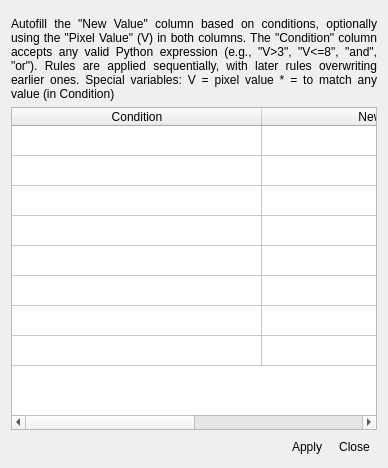
First picture: the form in ThRasE/ui/autofill_dialog.ui, repository SMByC/ThRasE, before the edit.
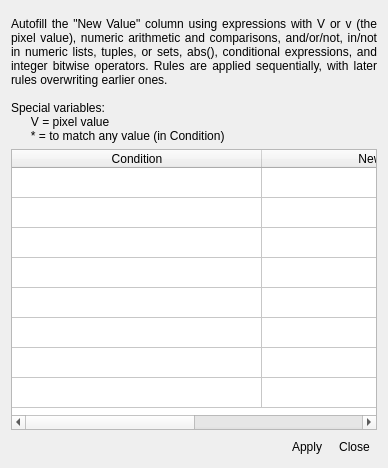
Second picture: the form after the edit. Icons and pictures are not drawn. Custom widgets are drawn as their Qt base class.

Commit message: Improving the autofill dialog validating the expression with safe operators and conditions, with better error reporting to the user

```diff
--- a/ThRasE/ui/autofill_dialog.ui
+++ b/ThRasE/ui/autofill_dialog.ui
@@ -39,7 +39,7 @@
    <item>
     <widget class="QLabel" name="label">
      <property name="text">
-      <string>Autofill the &quot;New Value&quot; column based on conditions, optionally using the &quot;Pixel Value&quot; (V) in both columns. The &quot;Condition&quot; column accepts any valid Python expression (e.g., "V&gt;3", "V&lt;=8", "and", "or"). Rules are applied sequentially, with later rules overwriting earlier ones.
+      <string>Autofill the &quot;New Value&quot; column using expressions with V or v (the pixel value), numeric arithmetic and comparisons, and/or/not, in/not in numeric lists, tuples, or sets, abs(), conditional expressions, and integer bitwise operators. Rules are applied sequentially, with later rules overwriting earlier ones.
 
 Special variables:
       V = pixel value
```
The commit also changes 2 other files.
